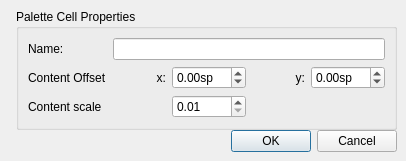
Above: mscore/mscore/cellproperties.ui from musescore/musescore-old before the change. Below: the same form after it.
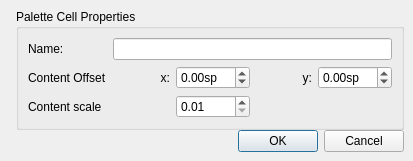
That is the form after the change. Icons and pictures are not drawn.

Patch:
```diff
--- a/mscore/mscore/cellproperties.ui
+++ b/mscore/mscore/cellproperties.ui
@@ -6,7 +6,7 @@
    <rect>
     <x>0</x>
     <y>0</y>
-    <width>406</width>
+    <width>413</width>
     <height>161</height>
    </rect>
   </property>
```
Left out of the diff: 2 changed lines with no effect on the pictures.
